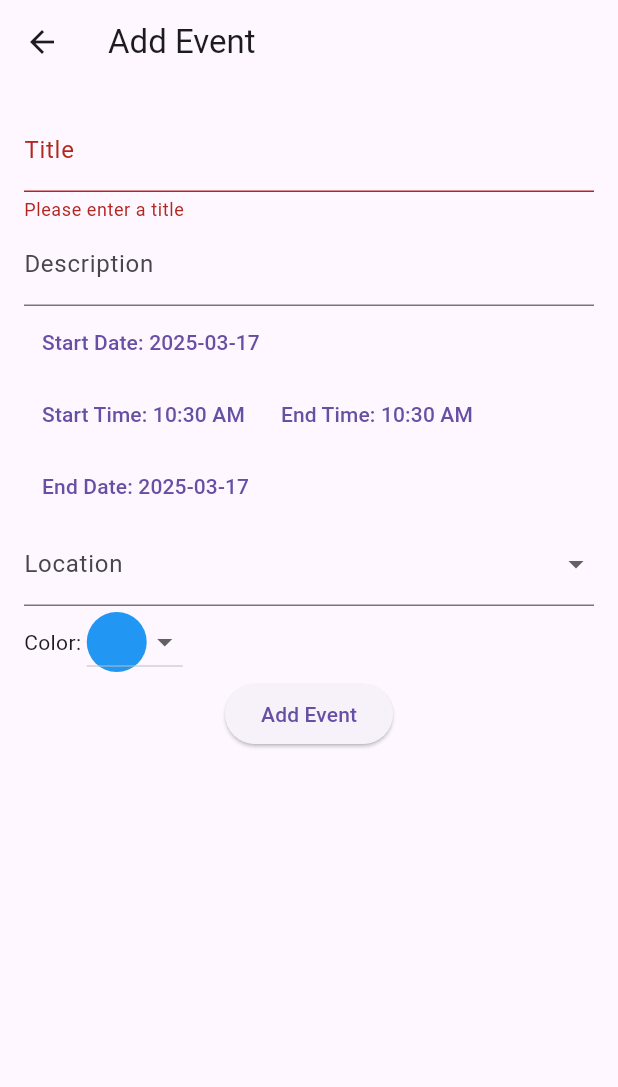
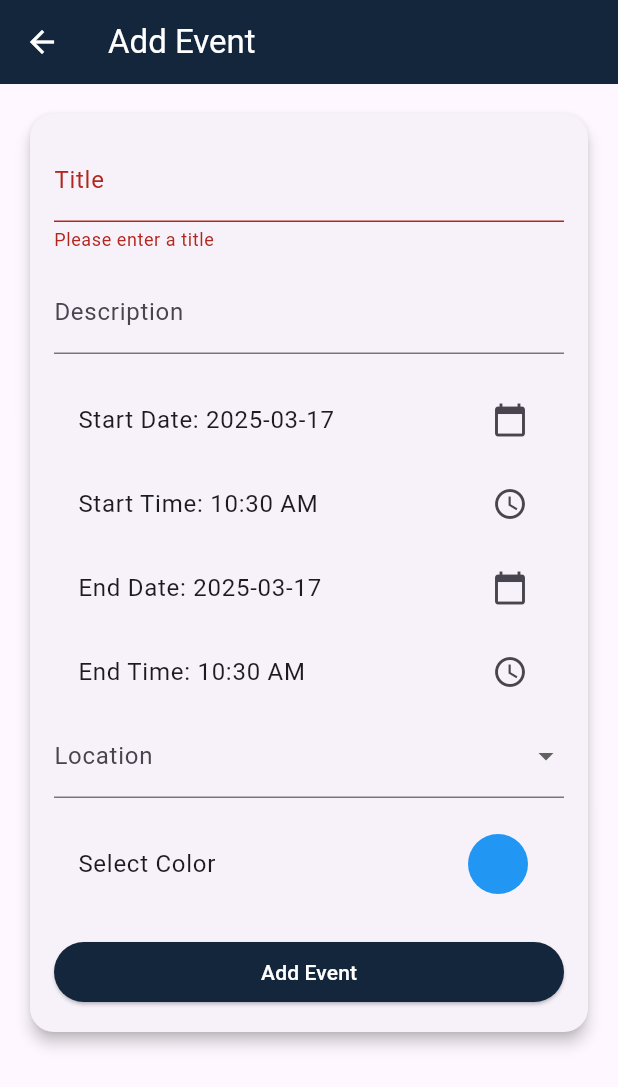
Before and after one commit to Strouwi-BV/buildbase_app_flutter, a Flutter app: the AddEventScreen screen opened by its route, after a tap on "Add Event", on a phone screen of 412 x 824 dp. Shown: the top 1087 px of the screen. Run offline on Flutter 3.47's test engine with Material 3 defaults, Android fonts, the light colour scheme and no system bars; our stand-ins replace email_validator, flutter_dotenv, flutter_secure_storage, go_router, shared_preferences, table_calendar; accounts and stored records are empty.

Commit message:
Added styling all calendar screens

```diff
--- a/lib/screens/add_event_screen.dart
+++ b/lib/screens/add_event_screen.dart
@@ -17,21 +17,30 @@ class _AddEventScreenState extends State<AddEventScreen> {
   TimeOfDay _selectedStartTime = TimeOfDay.now();
   TimeOfDay _selectedEndTime = TimeOfDay.now();
   String? _selectedLocation;
-  Color _selectedColor = Colors.blue; // Default color
+  Color _selectedColor = Colors.blue;
 
   void _addEvent(BuildContext context) {
     if (_formKey.currentState!.validate()) {
-      // Maak een nieuw evenement
-      DateTime startDateTime = DateTime(_selectedStartDate.year, _selectedStartDate.month, _selectedStartDate.day, _selectedStartTime.hour, _selectedStartTime.minute);
-      DateTime endDateTime = DateTime(_selectedEndDate.year, _selectedEndDate.month, _selectedEndDate.day, _selectedEndTime.hour, _selectedEndTime.minute);
-      final newEvent = Event(title: _titleController.text,
+      DateTime startDateTime = DateTime(
+          _selectedStartDate.year,
+          _selectedStartDate.month,
+          _selectedStartDate.day,
+          _selectedStartTime.hour,
+          _selectedStartTime.minute);
+      DateTime endDateTime = DateTime(
+          _selectedEndDate.year,
+          _selectedEndDate.month,
+          _selectedEndDate.day,
+          _selectedEndTime.hour,
+          _selectedEndTime.minute);
+      final newEvent = Event(
+        title: _titleController.text,
         description: _descriptionController.text,
         startTime: startDateTime,
         endTime: endDateTime,
         location: _selectedLocation,
-        color: _selectedColor, // Gebruik de geselecteerde kleur
+        color: _selectedColor,
       );
-      // Sluit het scherm en geef het nieuwe evenement door aan het vorige scherm
       Navigator.of(context).pop(newEvent);
     }
   }
@@ -74,65 +83,57 @@ class _AddEventScreenState extends State<AddEventScreen> {
   Widget build(BuildContext context) {
     return Scaffold(
       appBar: AppBar(
-        title: const Text('Add Event'),
+        backgroundColor: const Color(0xff13263B),
+        title: const Text('Add Event', style: TextStyle(color: Colors.white)),
+        iconTheme: const IconThemeData(color: Colors.white),
       ),
-      body: Form(
-        key: _formKey,
+      body: SingleChildScrollView(
+        padding: const EdgeInsets.all(16.0),
+        child: Card(
+          elevation: 4,
+          shape: RoundedRectangleBorder(borderRadius: BorderRadius.circular(16)),
           child: Padding(
             padding: const EdgeInsets.all(16.0),
+            child: Form(
+              key: _formKey,
               child: Column(
+                crossAxisAlignment: CrossAxisAlignment.start,
                 children: [
                   TextFormField(
                     controller: _titleController,
                     decoration: const InputDecoration(labelText: 'Title'),
-                validator: (value) {
-                  if (value == null || value.isEmpty) {
-                    return 'Please enter a title';
-                  }
-                  return null;
-                },
+                    validator: (value) =>
+                        (value == null || value.isEmpty) ? 'Please enter a title' : null,
                   ),
+                  const SizedBox(height: 12),
                   TextFormField(
                     controller: _descriptionController,
                     decoration: const InputDecoration(labelText: 'Description'),
                   ),
-              Row(
-                children: [
-                  TextButton(
-                    onPressed: () => _selectDate(context, true),
-                    child: Text(
-                        'Start Date: ${_selectedStartDate.toLocal().toString().split(' ')[0]}'),
+                  const SizedBox(height: 16),
+                  ListTile(
+                    title: Text('Start Date: ${_selectedStartDate.toLocal().toString().split(' ')[0]}'),
+                    trailing: const Icon(Icons.calendar_today),
+                    onTap: () => _selectDate(context, true),
                   ),
-                ],
+                  ListTile(
+                    title: Text('Start Time: ${_selectedStartTime.format(context)}'),
+                    trailing: const Icon(Icons.access_time),
+                    onTap: () => _selectTime(context, true),
                   ),
-              Row(
-                children: [
-                  TextButton(
-                    onPressed: () => _selectTime(context, true),
-                    child: Text('Start Time: ${_selectedStartTime.format(context)}'),
+                  ListTile(
+                    title: Text('End Date: ${_selectedEndDate.toLocal().toString().split(' ')[0]}'),
+                    trailing: const Icon(Icons.calendar_today),
+                    onTap: () => _selectDate(context, false),
                   ),
-                  TextButton(
-                    onPressed: () => _selectTime(context, false),
-                    child: Text('End Time: ${_selectedEndTime.format(context)}'),
-                  ),
-                ],
-              ),
-              Row(
-                children: [
-                  TextButton(
-                    onPressed: () => _selectDate(context, false),
-                    child: Text(
-                        'End Date: ${_selectedEndDate.toLocal().toString().split(' ')[0]}'),
-                  ),
-                ],
+                  ListTile(
+                    title: Text('End Time: ${_selectedEndTime.format(context)}'),
+                    trailing: const Icon(Icons.access_time),
+                    onTap: () => _selectTime(context, false),
                   ),
                   DropdownButtonFormField<String>(
                     value: _selectedLocation,
-                onChanged: (newValue) {
-                  setState(() {
-                    _selectedLocation = newValue;
-                  });
-                },
+                    onChanged: (newValue) => setState(() => _selectedLocation = newValue),
                     items: const [
                       DropdownMenuItem(value: 'Office', child: Text('Office')),
                       DropdownMenuItem(value: 'Home', child: Text('Home')),
@@ -140,30 +141,50 @@ class _AddEventScreenState extends State<AddEventScreen> {
                     ],
                     decoration: const InputDecoration(labelText: 'Location'),
                   ),
-               // Color picker
-              Row(
+                  const SizedBox(height: 16),
+                  ListTile(
+                    title: const Text('Select Color'),
+                    trailing: CircleAvatar(backgroundColor: _selectedColor),
+                    onTap: () {
+                      showDialog(
+                        context: context,
+                        builder: (context) => AlertDialog(
+                          title: const Text('Pick a color'),
+                          content: Wrap(
                             children: [
-                  const Text('Color: '),
-                  DropdownButton<Color>(
-                    value: _selectedColor,
-                    items: const [
-                      DropdownMenuItem(value: Colors.blue, child: CircleAvatar(backgroundColor: Colors.blue)),
-                      DropdownMenuItem(value: Colors.red, child: CircleAvatar(backgroundColor: Colors.red)),
-                      DropdownMenuItem(value: Colors.green, child: CircleAvatar(backgroundColor: Colors.green)),
-                      DropdownMenuItem(value: Colors.yellow, child: CircleAvatar(backgroundColor: Colors.yellow)),
-                    ],
-                    onChanged: (value) {
-                      setState(() {                        _selectedColor = value!;
-                      });
+                              Colors.blue, Colors.red, Colors.green, Colors.yellow
+                            ].map((color) {
+                              return GestureDetector(
+                                onTap: () {
+                                  setState(() => _selectedColor = color);
+                                  Navigator.pop(context);
                                 },
+                                child: Padding(
+                                  padding: const EdgeInsets.all(4.0),
+                                  child: CircleAvatar(backgroundColor: color, radius: 15),
+                                ),
+                              );
+                            }).toList(),
+                          ),
+                        ),
+                      );
+                    },
+                  ),
+                  const SizedBox(height: 20),
+                  SizedBox(
+                    width: double.infinity,
+                    child: ElevatedButton(
+                      style: ElevatedButton.styleFrom(
+                        backgroundColor: const Color(0xff13263B),
+                        foregroundColor: Colors.white,
+                      ),
+                      onPressed: () => _addEvent(context),
+                      child: const Text('Add Event'),
+                    ),
                   ),
                 ],
               ),
-              ElevatedButton(
-                onPressed: () => _addEvent(context),
-                child: const Text('Add Event'),
             ),
-            ],
           ),
         ),
       ),
--- a/lib/screens/calendar_screen.dart
+++ b/lib/screens/calendar_screen.dart
@@ -357,8 +357,9 @@ class _CalendarScreenState extends State<CalendarScreen> {
         title: "Calendar",
       ),
       floatingActionButton: FloatingActionButton(
+        backgroundColor: Color(0xff13263B),
         onPressed: () => _addEvent(context),
-        child: const Icon(Icons.add),
+        child: const Icon(Icons.add, color: Colors.white),
       ),
       body: Column(
         children: [Row(
--- a/pubspec.yaml
+++ b/pubspec.yaml
@@ -45,6 +45,7 @@ dependencies:
   latlong2: ^0.9.0
   shared_preferences_android: ^2.4.1
   table_calendar: ^3.0.0
+
 
 dev_dependencies:
   flutter_test:
```
Also changed, not shown: lib/screens/edit_event_screen.dart (+63 -34 lines), lib/screens/event_details_screen.dart (+68 -17 lines). Lines whose indentation alone changed are shown as unchanged.
